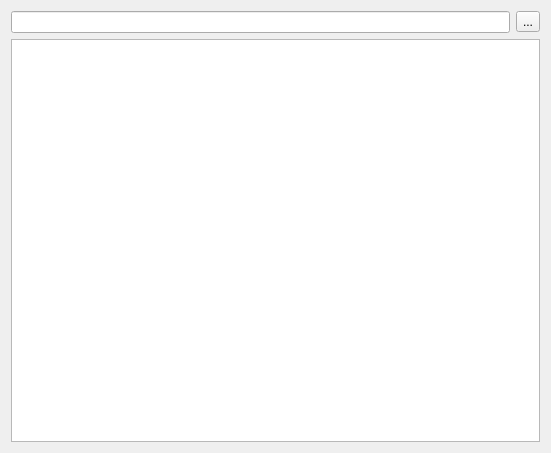
Old version of the form bomFileReader/trunk/mainwindow.ui in the repository lit-uriy/ysoft.
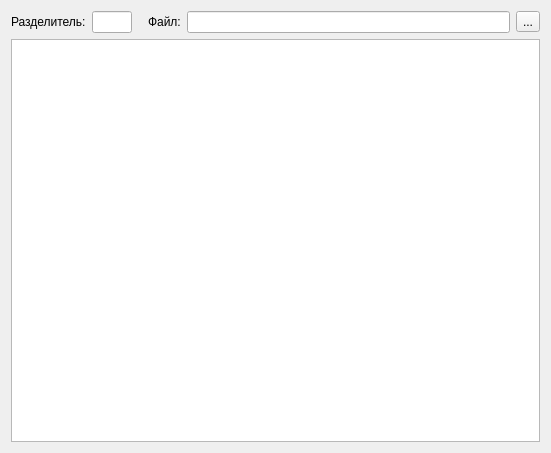
New version of the form.

Diff of the .ui file:
```diff
--- a/bomFileReader/trunk/mainwindow.ui
+++ b/bomFileReader/trunk/mainwindow.ui
@@ -15,6 +15,52 @@
   <layout class="QVBoxLayout" >
    <item>
     <layout class="QHBoxLayout" >
+     <item>
+      <widget class="QLabel" name="label" >
+       <property name="text" >
+        <string>Разделитель:</string>
+       </property>
+      </widget>
+     </item>
+     <item>
+      <widget class="QLineEdit" name="edt_delim" >
+       <property name="sizePolicy" >
+        <sizepolicy vsizetype="Fixed" hsizetype="Fixed" >
+         <horstretch>0</horstretch>
+         <verstretch>0</verstretch>
+        </sizepolicy>
+       </property>
+       <property name="maximumSize" >
+        <size>
+         <width>40</width>
+         <height>40</height>
+        </size>
+       </property>
+      </widget>
+     </item>
+     <item>
+      <spacer>
+       <property name="orientation" >
+        <enum>Qt::Horizontal</enum>
+       </property>
+       <property name="sizeType" >
+        <enum>QSizePolicy::Fixed</enum>
+       </property>
+       <property name="sizeHint" >
+        <size>
+         <width>10</width>
+         <height>20</height>
+        </size>
+       </property>
+      </spacer>
+     </item>
+     <item>
+      <widget class="QLabel" name="label_2" >
+       <property name="text" >
+        <string>Файл:</string>
+       </property>
+      </widget>
+     </item>
      <item>
       <widget class="QLineEdit" name="edt_path" />
      </item>
```
